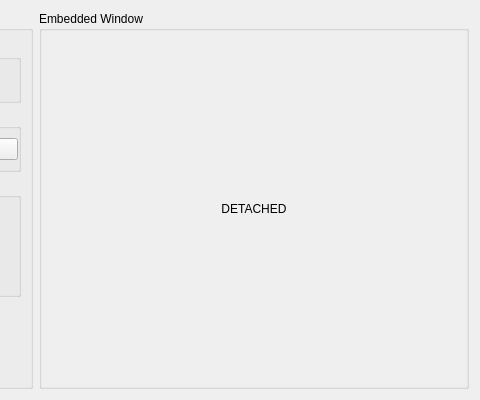
First picture: the form in PluginEmbedding/pluginform.ui, repository RoboDK/Plug-In-Interface, before the edit; both pictures show x 320 to 800 and y 0 to 400 of the 800 by 400 pixel window.
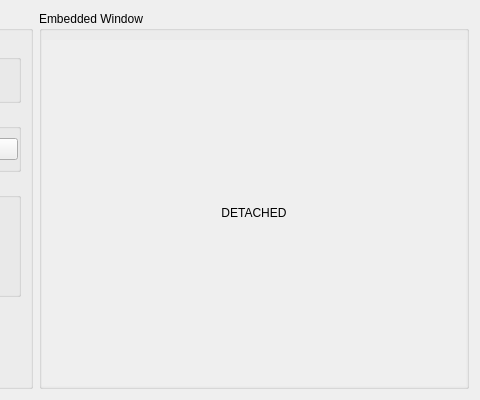
Second picture: the form after the edit.

Commit message: Fix macOS UI spacing

The edit to the form file:
```diff
--- a/PluginEmbedding/pluginform.ui
+++ b/PluginEmbedding/pluginform.ui
@@ -308,9 +308,6 @@
       <property name="leftMargin">
        <number>0</number>
       </property>
-      <property name="topMargin">
-       <number>0</number>
-      </property>
       <property name="rightMargin">
        <number>0</number>
       </property>
```
